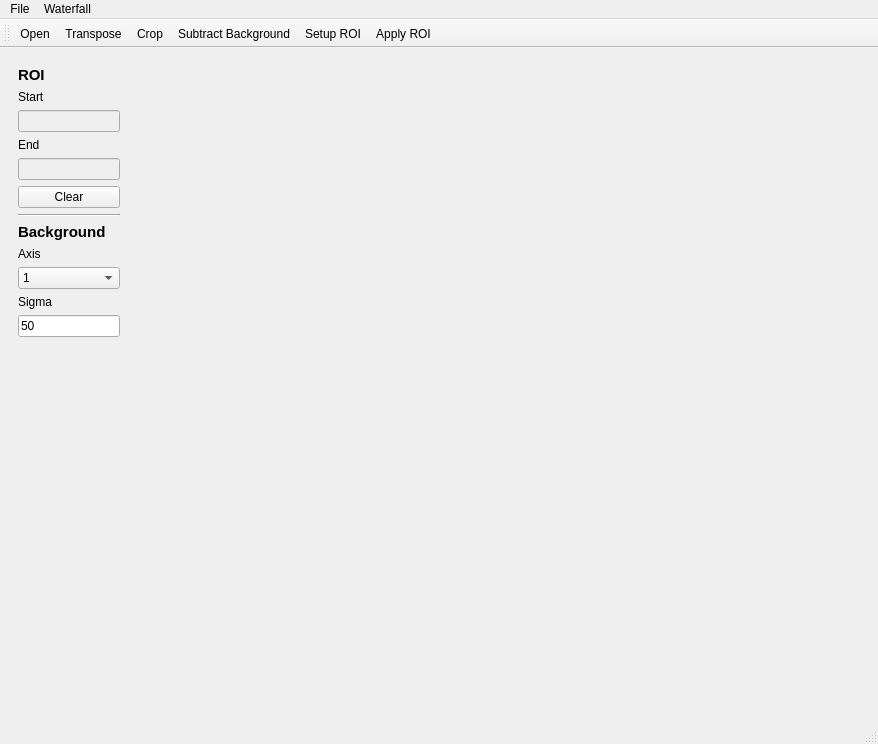
Above: dispertrack/view/GUI/waterfall_analysis.ui from Dennis-Dispertech/DisperTrack before the change. Below: the same form after it.
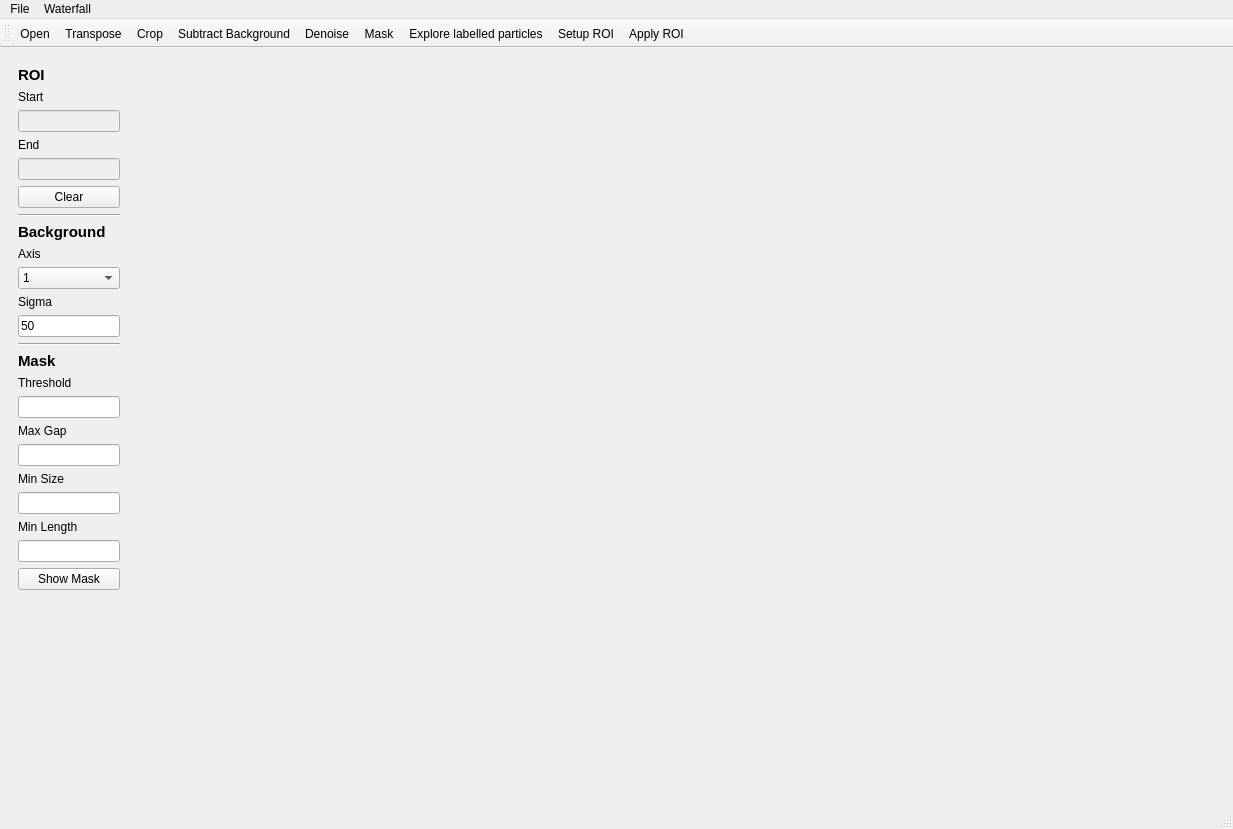
That is the form after the change. Icons and pictures are not drawn.

Commit message: Added binary mask analysis to the model. Added more information to the single-particle plots to gain confidence on results

```diff
--- a/dispertrack/view/GUI/waterfall_analysis.ui
+++ b/dispertrack/view/GUI/waterfall_analysis.ui
@@ -6,8 +6,8 @@
    <rect>
     <x>0</x>
     <y>0</y>
-    <width>878</width>
-    <height>744</height>
+    <width>1233</width>
+    <height>829</height>
    </rect>
   </property>
   <property name="windowTitle">
@@ -1386,6 +1386,85 @@
          </property>
         </widget>
        </item>
+       <item>
+        <widget class="Line" name="line_2">
+         <property name="orientation">
+          <enum>Qt::Horizontal</enum>
+         </property>
+        </widget>
+       </item>
+       <item>
+        <widget class="QLabel" name="label_7">
+         <property name="styleSheet">
+          <string notr="true">QLabel { 
+font-size: 15px;
+font-weight: bold;
+}</string>
+         </property>
+         <property name="text">
+          <string>Mask</string>
+         </property>
+        </widget>
+       </item>
+       <item>
+        <widget class="QLabel" name="label_8">
+         <property name="text">
+          <string>Threshold</string>
+         </property>
+         <property name="buddy">
+          <cstring>line_mask_threshold</cstring>
+         </property>
+        </widget>
+       </item>
+       <item>
+        <widget class="QLineEdit" name="line_mask_threshold"/>
+       </item>
+       <item>
+        <widget class="QLabel" name="label_9">
+         <property name="text">
+          <string>Max Gap</string>
+         </property>
+         <property name="buddy">
+          <cstring>line_mask_max_gap</cstring>
+         </property>
+        </widget>
+       </item>
+       <item>
+        <widget class="QLineEdit" name="line_mask_max_gap"/>
+       </item>
+       <item>
+        <widget class="QLabel" name="label_10">
+         <property name="text">
+          <string>Min Size</string>
+         </property>
+         <property name="buddy">
+          <cstring>line_mask_min_size</cstring>
+         </property>
+        </widget>
+       </item>
+       <item>
+        <widget class="QLineEdit" name="line_mask_min_size"/>
+       </item>
+       <item>
+        <widget class="QLabel" name="label_11">
+         <property name="text">
+          <string>Min Length</string>
+         </property>
+         <property name="buddy">
+          <cstring>line_mask_min_len</cstring>
+         </property>
+        </widget>
+       </item>
+       <item>
+        <widget class="QLineEdit" name="line_mask_min_len"/>
+       </item>
+       <item>
+        <widget class="QPushButton" name="button_show_mask">
+         <property name="text">
+          <string>Show Mask</string>
+         </property>
+        </widget>
+       </item>
        <item>
         <spacer name="verticalSpacer">
          <property name="orientation">
@@ -1414,8 +1493,8 @@
     <rect>
      <x>0</x>
      <y>0</y>
-     <width>878</width>
-     <height>24</height>
+     <width>1233</width>
+     <height>22</height>
     </rect>
    </property>
    <widget class="QMenu" name="menuFile">
@@ -1456,6 +1535,9 @@
    <addaction name="action_transpose"/>
    <addaction name="action_crop"/>
    <addaction name="action_background"/>
+   <addaction name="action_denoise"/>
+   <addaction name="action_create_mask"/>
+   <addaction name="action_show_labels"/>
    <addaction name="action_setup_roi"/>
    <addaction name="action_apply_roi"/>
   </widget>
@@ -1534,6 +1616,45 @@
     <string>Select interesting range</string>
    </property>
   </action>
+  <action name="action_denoise">
+   <property name="icon">
+    <iconset>
+     <normaloff>Icons/blueprint_strain.svg</normaloff>Icons/blueprint_strain.svg</iconset>
+   </property>
+   <property name="text">
+    <string>Denoise</string>
+   </property>
+   <property name="toolTip">
+    <string>Denois data with a 1-pixel Gaussian</string>
+   </property>
+  </action>
+  <action name="action_create_mask">
+   <property name="icon">
+    <iconset>
+     <normaloff>Icons/afiado_weld.svg</normaloff>Icons/afiado_weld.svg</iconset>
+   </property>
+   <property name="text">
+    <string>Mask</string>
+   </property>
+   <property name="toolTip">
+    <string>Create binary mask of data</string>
+   </property>
+   <property name="shortcut">
+    <string>Ctrl+M</string>
+   </property>
+  </action>
+  <action name="action_show_labels">
+   <property name="icon">
+    <iconset>
+     <normaloff>Icons/afiado_find.svg</normaloff>Icons/afiado_find.svg</iconset>
+   </property>
+   <property name="text">
+    <string>Explore labelled particles</string>
+   </property>
+   <property name="toolTip">
+    <string>Show Labelled Particles</string>
+   </property>
+  </action>
  </widget>
  <resources/>
  <connections/>
```
Left out of the diff: 12 changed lines with no effect on the pictures. The commit also changes 10 other files.
